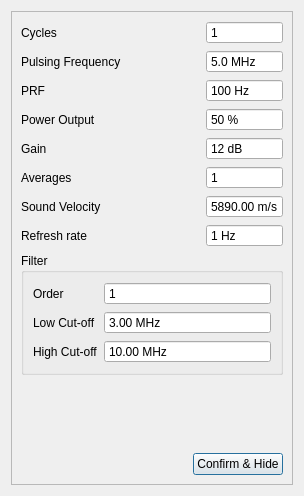
SDJoeKing/Tubers_GUI, file tsettings.ui: the form before one commit.
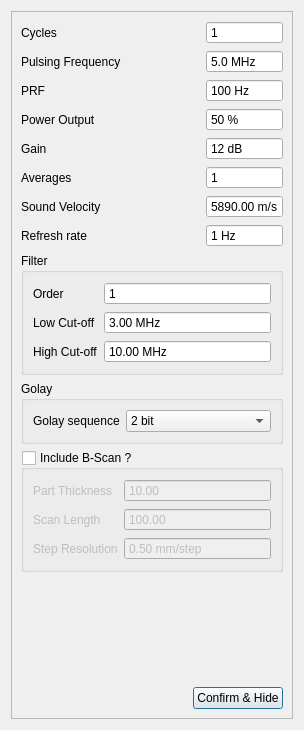
The form after the commit.

Commit message: setting ui include golay/bscan/encoder

```diff
--- a/tsettings.ui
+++ b/tsettings.ui
@@ -7,7 +7,7 @@
     <x>0</x>
     <y>0</y>
     <width>304</width>
-    <height>496</height>
+    <height>730</height>
    </rect>
   </property>
   <property name="sizePolicy">
@@ -29,10 +29,10 @@
       <enum>QFrame::Raised</enum>
      </property>
      <layout class="QGridLayout" name="gridLayout">
-      <item row="6" column="0">
-       <widget class="QLabel" name="label_19">
+      <item row="1" column="0" colspan="2">
+       <widget class="QLabel" name="label_4">
         <property name="text">
-         <string>Sound Velocity</string>
+         <string>Pulsing Frequency</string>
         </property>
        </widget>
       </item>
@@ -55,6 +55,26 @@
         </property>
        </widget>
       </item>
+      <item row="6" column="0">
+       <widget class="QLabel" name="label_19">
+        <property name="text">
+         <string>Sound Velocity</string>
+        </property>
+       </widget>
+      </item>
+      <item row="12" column="0">
+       <spacer name="horizontalSpacer">
+        <property name="orientation">
+         <enum>Qt::Horizontal</enum>
+        </property>
+        <property name="sizeHint" stdset="0">
+         <size>
+          <width>106</width>
+          <height>20</height>
+         </size>
+        </property>
+       </spacer>
+      </item>
       <item row="4" column="0">
        <widget class="QLabel" name="label_11">
         <property name="text">
@@ -62,13 +82,98 @@
         </property>
        </widget>
       </item>
-      <item row="2" column="0">
-       <widget class="QLabel" name="label_6">
+      <item row="3" column="0">
+       <widget class="QLabel" name="label_5">
         <property name="text">
-         <string>PRF</string>
+         <string>Power Output</string>
         </property>
        </widget>
       </item>
+      <item row="2" column="2">
+       <widget class="QSpinBox" name="prf">
+        <property name="buttonSymbols">
+         <enum>QAbstractSpinBox::NoButtons</enum>
+        </property>
+        <property name="suffix">
+         <string> Hz</string>
+        </property>
+        <property name="prefix">
+         <string/>
+        </property>
+        <property name="minimum">
+         <number>1</number>
+        </property>
+        <property name="maximum">
+         <number>1000</number>
+        </property>
+        <property name="value">
+         <number>100</number>
+        </property>
+       </widget>
+      </item>
+      <item row="12" column="1" colspan="2">
+       <widget class="QPushButton" name="btnConfirm">
+        <property name="text">
+         <string>Confirm &amp;&amp; Hide</string>
+        </property>
+       </widget>
+      </item>
+      <item row="5" column="2">
+       <widget class="QSpinBox" name="spinAvg">
+        <property name="buttonSymbols">
+         <enum>QAbstractSpinBox::NoButtons</enum>
+        </property>
+        <property name="prefix">
+         <string/>
+        </property>
+        <property name="minimum">
+         <number>1</number>
+        </property>
+        <property name="value">
+         <number>1</number>
+        </property>
+       </widget>
+      </item>
+      <item row="9" column="0" colspan="3">
+       <widget class="QGroupBox" name="groupBox_3">
+        <property name="title">
+         <string>Golay</string>
+        </property>
+        <layout class="QFormLayout" name="formLayout_3">
+         <item row="0" column="0">
+          <widget class="QLabel" name="labelHz_8">
+           <property name="text">
+            <string>Golay sequence</string>
+           </property>
+          </widget>
+         </item>
+         <item row="0" column="1">
+          <widget class="QComboBox" name="golayLength">
+           <item>
+            <property name="text">
+             <string>2 bit</string>
+            </property>
+           </item>
+           <item>
+            <property name="text">
+             <string>4 bit</string>
+            </property>
+           </item>
+           <item>
+            <property name="text">
+             <string>8 bit</string>
+            </property>
+           </item>
+           <item>
+            <property name="text">
+             <string>10 bit</string>
+            </property>
+           </item>
+          </widget>
+         </item>
+        </layout>
+       </widget>
+      </item>
       <item row="1" column="2">
        <widget class="QDoubleSpinBox" name="spinFrequency">
         <property name="buttonSymbols">
@@ -91,21 +196,11 @@
         </property>
        </widget>
       </item>
-      <item row="3" column="0">
-       <widget class="QLabel" name="label_5">
-        <property name="text">
-         <string>Power Output</string>
-        </property>
-       </widget>
-      </item>
-      <item row="2" column="2">
-       <widget class="QSpinBox" name="prf">
+      <item row="0" column="2">
+       <widget class="QSpinBox" name="spinCycles">
         <property name="buttonSymbols">
          <enum>QAbstractSpinBox::NoButtons</enum>
         </property>
-        <property name="suffix">
-         <string> Hz</string>
-        </property>
         <property name="prefix">
          <string/>
         </property>
@@ -113,17 +208,10 @@
          <number>1</number>
         </property>
         <property name="maximum">
-         <number>1000</number>
+         <number>20</number>
         </property>
         <property name="value">
-         <number>100</number>
-        </property>
-       </widget>
-      </item>
-      <item row="1" column="0" colspan="2">
-       <widget class="QLabel" name="label_4">
-        <property name="text">
-         <string>Pulsing Frequency</string>
+         <number>1</number>
         </property>
        </widget>
       </item>
@@ -150,6 +238,91 @@
         </property>
        </widget>
       </item>
+      <item row="10" column="0" colspan="3">
+       <widget class="QGroupBox" name="groupBscan">
+        <property name="title">
+         <string>Include B-Scan ?</string>
+        </property>
+        <property name="checkable">
+         <bool>true</bool>
+        </property>
+        <property name="checked">
+         <bool>false</bool>
+        </property>
+        <layout class="QFormLayout" name="formLayout_4">
+         <item row="0" column="0">
+          <widget class="QLabel" name="labelHz_9">
+           <property name="text">
+            <string>Part Thickness</string>
+           </property>
+          </widget>
+         </item>
+         <item row="1" column="0">
+          <widget class="QLabel" name="labelHz_10">
+           <property name="text">
+            <string>Scan Length</string>
+           </property>
+          </widget>
+         </item>
+         <item row="2" column="0">
+          <widget class="QLabel" name="labelHz_5">
+           <property name="text">
+            <string>Step Resolution</string>
+           </property>
+          </widget>
+         </item>
+         <item row="2" column="1">
+          <widget class="QDoubleSpinBox" name="spinEncoderStep">
+           <property name="buttonSymbols">
+            <enum>QAbstractSpinBox::NoButtons</enum>
+           </property>
+           <property name="suffix">
+            <string> mm/step</string>
+           </property>
+           <property name="maximum">
+            <double>9999.000000000000000</double>
+           </property>
+           <property name="value">
+            <double>0.500000000000000</double>
+           </property>
+          </widget>
+         </item>
+         <item row="0" column="1">
+          <widget class="QDoubleSpinBox" name="spinThick">
+           <property name="buttonSymbols">
+            <enum>QAbstractSpinBox::NoButtons</enum>
+           </property>
+           <property name="maximum">
+            <double>9999.000000000000000</double>
+           </property>
+           <property name="value">
+            <double>10.000000000000000</double>
+           </property>
+          </widget>
+         </item>
+         <item row="1" column="1">
+          <widget class="QDoubleSpinBox" name="spinScanLength">
+           <property name="buttonSymbols">
+            <enum>QAbstractSpinBox::NoButtons</enum>
+           </property>
+           <property name="maximum">
+            <double>9999.000000000000000</double>
+           </property>
+           <property name="value">
+            <double>100.000000000000000</double>
+           </property>
+          </widget>
+         </item>
+        </layout>
+       </widget>
+      </item>
+      <item row="2" column="0">
+       <widget class="QLabel" name="label_6">
+        <property name="text">
+         <string>PRF</string>
+        </property>
+       </widget>
+      </item>
       <item row="3" column="2">
        <widget class="QSpinBox" name="spinPower">
         <property name="buttonSymbols">
@@ -185,22 +358,6 @@
         </property>
        </widget>
       </item>
-      <item row="5" column="2">
-       <widget class="QSpinBox" name="spinAvg">
-        <property name="buttonSymbols">
-         <enum>QAbstractSpinBox::NoButtons</enum>
-        </property>
-        <property name="prefix">
-         <string/>
-        </property>
-        <property name="minimum">
-         <number>1</number>
-        </property>
-        <property name="value">
-         <number>1</number>
-        </property>
-       </widget>
-      </item>
       <item row="0" column="0">
        <widget class="QLabel" name="label_3">
         <property name="text">
@@ -289,19 +446,6 @@
         </layout>
        </widget>
       </item>
-      <item row="10" column="0">
-       <spacer name="horizontalSpacer">
-        <property name="orientation">
-         <enum>Qt::Horizontal</enum>
-        </property>
-        <property name="sizeHint" stdset="0">
-         <size>
-          <width>106</width>
-          <height>20</height>
-         </size>
-        </property>
-       </spacer>
-      </item>
       <item row="5" column="0">
        <widget class="QLabel" name="label_18">
         <property name="text">
@@ -309,33 +453,7 @@
         </property>
        </widget>
       </item>
-      <item row="0" column="2">
-       <widget class="QSpinBox" name="spinCycles">
-        <property name="buttonSymbols">
-         <enum>QAbstractSpinBox::NoButtons</enum>
-        </property>
-        <property name="prefix">
-         <string/>
-        </property>
-        <property name="minimum">
-         <number>1</number>
-        </property>
-        <property name="maximum">
-         <number>20</number>
-        </property>
-        <property name="value">
-         <number>1</number>
-        </property>
-       </widget>
-      </item>
-      <item row="10" column="1" colspan="2">
-       <widget class="QPushButton" name="btnConfirm">
-        <property name="text">
-         <string>Confirm &amp;&amp; Hide</string>
-        </property>
-       </widget>
-      </item>
-      <item row="9" column="0">
+      <item row="11" column="0">
        <spacer name="verticalSpacer">
         <property name="orientation">
          <enum>Qt::Vertical</enum>
```
The commit also changes 3 other files.
